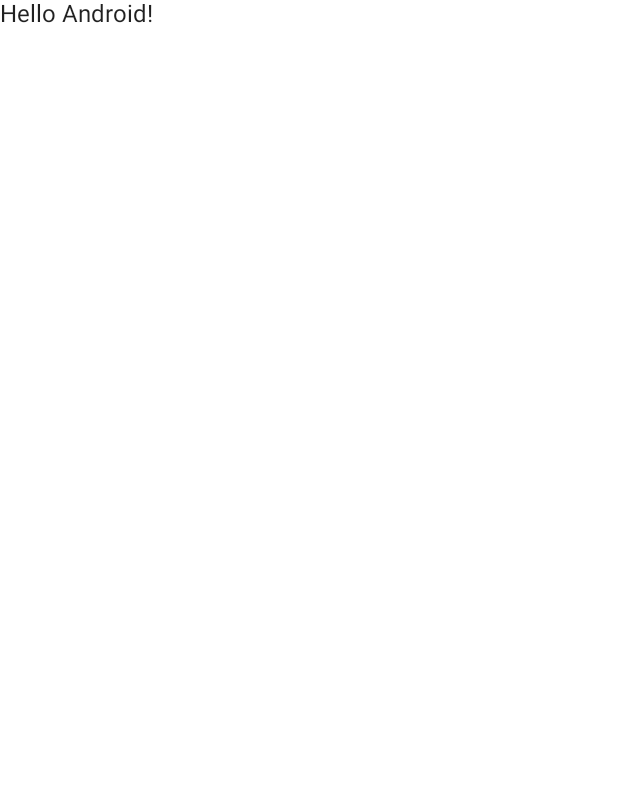
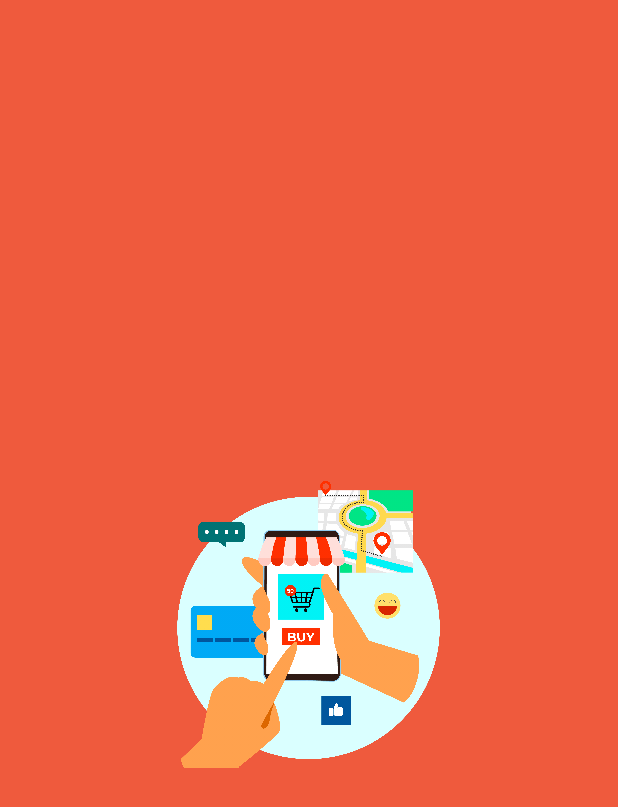
Before and after one commit to KarenCalulo0012/budol-notes-app, an Android app built with Jetpack Compose: the first screen one second after launch (MainActivity), on a phone screen of 412 x 824 dp. Before the commit the part shown is almost empty. Shown: the top 807 px of the screen. Run offline under Robolectric (Android 15) with nearby library versions, the phone set to English and light mode, and no system bars.

Commit message:
Add Splash Screen UI with Navigation

```diff
--- a/app/build.gradle
+++ b/app/build.gradle
@@ -58,4 +58,9 @@ dependencies {
     androidTestImplementation 'androidx.test.espresso:espresso-core:3.4.0'
     androidTestImplementation "androidx.compose.ui:ui-test-junit4:$compose_version"
     debugImplementation "androidx.compose.ui:ui-tooling:$compose_version"
+    // Splash screen Api
+    implementation("androidx.core:core-splashscreen:1.0.0-beta02")
+    // Navigation
+    def nav_version = "2.4.2"
+    implementation("androidx.navigation:navigation-compose:$nav_version")
 }
--- a/app/src/main/java/com/appscals/mybudolchecklistapp/MainActivity.kt
+++ b/app/src/main/java/com/appscals/mybudolchecklistapp/MainActivity.kt
@@ -6,10 +6,8 @@ import androidx.activity.compose.setContent
 import androidx.compose.foundation.layout.fillMaxSize
 import androidx.compose.material.MaterialTheme
 import androidx.compose.material.Surface
-import androidx.compose.material.Text
-import androidx.compose.runtime.Composable
 import androidx.compose.ui.Modifier
-import androidx.compose.ui.tooling.preview.Preview
+import com.appscals.mybudolchecklistapp.presentation.appComponents.AppNavigation
 import com.appscals.mybudolchecklistapp.ui.theme.MyBudolChecklistAppTheme
 
 class MainActivity : ComponentActivity() {
@@ -22,22 +20,9 @@ class MainActivity : ComponentActivity() {
                     modifier = Modifier.fillMaxSize(),
                     color = MaterialTheme.colors.background
                 ) {
-                    Greeting("Android")
+                    AppNavigation()
                 }
             }
         }
     }
 }
-
-@Composable
-fun Greeting(name: String) {
-    Text(text = "Hello $name!")
-}
-
-@Preview(showBackground = true)
-@Composable
-fun DefaultPreview() {
-    MyBudolChecklistAppTheme {
-        Greeting("Android")
-    }
-}
--- /dev/null
+++ b/app/src/main/java/com/appscals/mybudolchecklistapp/presentation/appComponents/AppNavigation.kt
@@ -0,0 +1,27 @@
+package com.appscals.mybudolchecklistapp.presentation.appComponents
+
+import androidx.compose.foundation.layout.Column
+import androidx.compose.foundation.layout.fillMaxSize
+import androidx.compose.material.Text
+import androidx.compose.runtime.Composable
+import androidx.compose.ui.Modifier
+import androidx.compose.ui.focus.focusModifier
+import androidx.navigation.compose.NavHost
+import androidx.navigation.compose.composable
+import androidx.navigation.compose.rememberNavController
+
+@Composable
+fun AppNavigation() {
+    val navController = rememberNavController()
+    NavHost(navController = navController, startDestination = "splash_screen") {
+        composable("splash_screen") {
+            SplashScreenAnimate(navController)
+        }
+        composable("main_screen") {
+            Column(modifier = Modifier.fillMaxSize()) {
+                Text(text = "Main Screen")
+            }
+        }
+
+    }
+}
--- /dev/null
+++ b/app/src/main/java/com/appscals/mybudolchecklistapp/presentation/appComponents/SplashScreen.kt
@@ -0,0 +1,54 @@
+package com.appscals.mybudolchecklistapp.presentation.appComponents
+
+import android.view.animation.OvershootInterpolator
+import androidx.compose.animation.core.Animatable
+import androidx.compose.animation.core.tween
+import androidx.compose.foundation.Image
+import androidx.compose.foundation.background
+import androidx.compose.foundation.layout.*
+import androidx.compose.runtime.Composable
+import androidx.compose.runtime.LaunchedEffect
+import androidx.compose.runtime.remember
+import androidx.compose.ui.Alignment
+import androidx.compose.ui.Modifier
+import androidx.compose.ui.draw.scale
+import androidx.compose.ui.graphics.Color
+import androidx.compose.ui.res.painterResource
+import androidx.compose.ui.unit.dp
+import androidx.navigation.NavController
+import com.appscals.mybudolchecklistapp.R
+import kotlinx.coroutines.delay
+
+@Composable
+fun SplashScreenAnimate(navController: NavController) {
+    val scale = remember { Animatable(0f) }
+
+    LaunchedEffect(key1 = true) {
+        scale.animateTo(
+            targetValue = 0.5f,
+            animationSpec = tween(
+                durationMillis = 500,
+                easing = { OvershootInterpolator(2f).getInterpolation(it) }
+            )
+        )
+        delay(1000L)
+        navController.navigate("main_screen")
+    }
+
+    Column(
+        horizontalAlignment = Alignment.CenterHorizontally,
+        verticalArrangement = Arrangement.Center,
+        modifier = Modifier
+            .fillMaxSize()
+            .background(Color(0xFFEF5A3D))
+    ) {
+        Image(
+            painter = painterResource(id = R.drawable.app_logo),
+            contentDescription = "Splash Image",
+            modifier = Modifier
+                .width(400.dp)
+                .height(400.dp)
+                .scale(scale.value)
+        )
+    }
+}
--- a/app/src/main/res/values/colors.xml
+++ b/app/src/main/res/values/colors.xml
@@ -7,4 +7,5 @@
     <color name="teal_700">#FF018786</color>
     <color name="black">#FF000000</color>
     <color name="white">#FFFFFFFF</color>
+    <color name="customOrange">#EF5A3D</color>
 </resources>
--- a/app/src/main/res/values/themes.xml
+++ b/app/src/main/res/values/themes.xml
@@ -2,6 +2,6 @@
 <resources>
 
     <style name="Theme.MyBudolChecklistApp" parent="android:Theme.Material.Light.NoActionBar">
-        <item name="android:statusBarColor">@color/purple_700</item>
+        <item name="android:statusBarColor">@color/customOrange</item>
     </style>
 </resources>
```
Also changed, not shown: app/src/main/res/drawable/app_logo.png (added).
